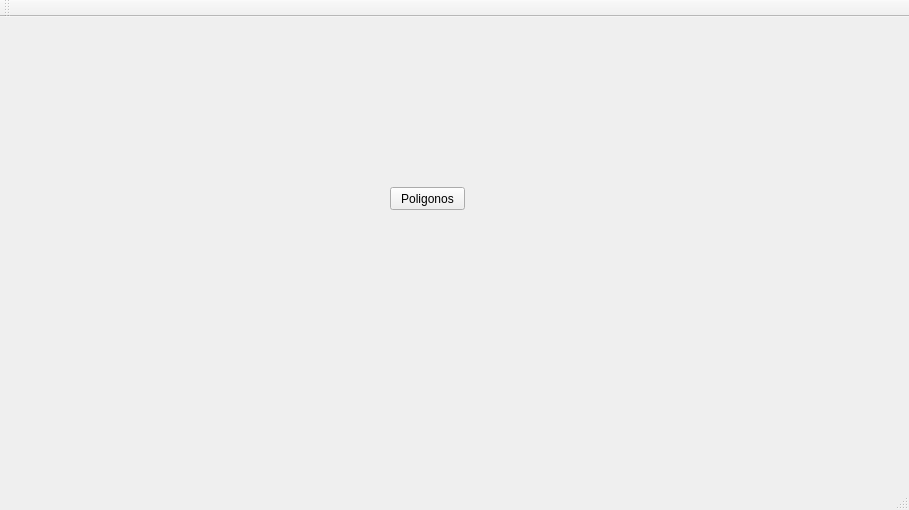
Before: the Qt Designer form Qt/mainwindow.ui in colina118/Algoritmos, drawn with Qt 5.
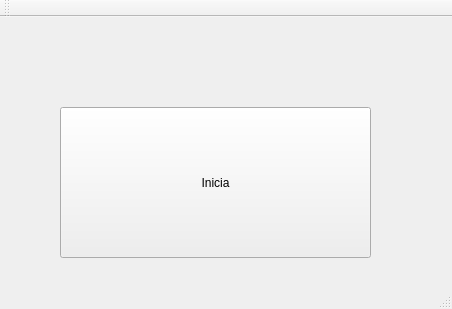
After: the same form once the commit is applied.

Diff of the .ui file:
```diff
--- a/Qt/mainwindow.ui
+++ b/Qt/mainwindow.ui
@@ -6,8 +6,8 @@
    <rect>
     <x>0</x>
     <y>0</y>
-    <width>909</width>
-    <height>510</height>
+    <width>452</width>
+    <height>309</height>
    </rect>
   </property>
   <property name="windowTitle">
@@ -17,14 +17,14 @@
    <widget class="QPushButton" name="pushButton">
     <property name="geometry">
      <rect>
-      <x>390</x>
-      <y>170</y>
-      <width>75</width>
-      <height>23</height>
+      <x>60</x>
+      <y>90</y>
+      <width>311</width>
+      <height>151</height>
      </rect>
     </property>
     <property name="text">
-     <string>Poligonos</string>
+     <string>Inicia</string>
     </property>
    </widget>
   </widget>
```
Left out of the diff: 2 changed lines with no effect on the pictures.
